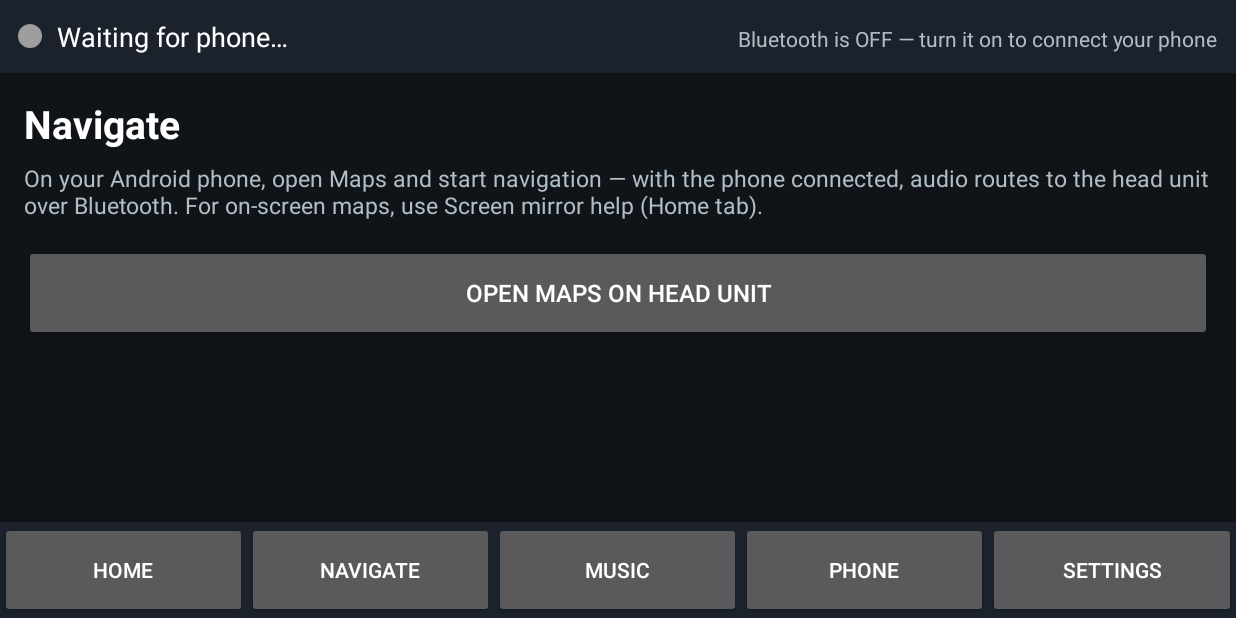
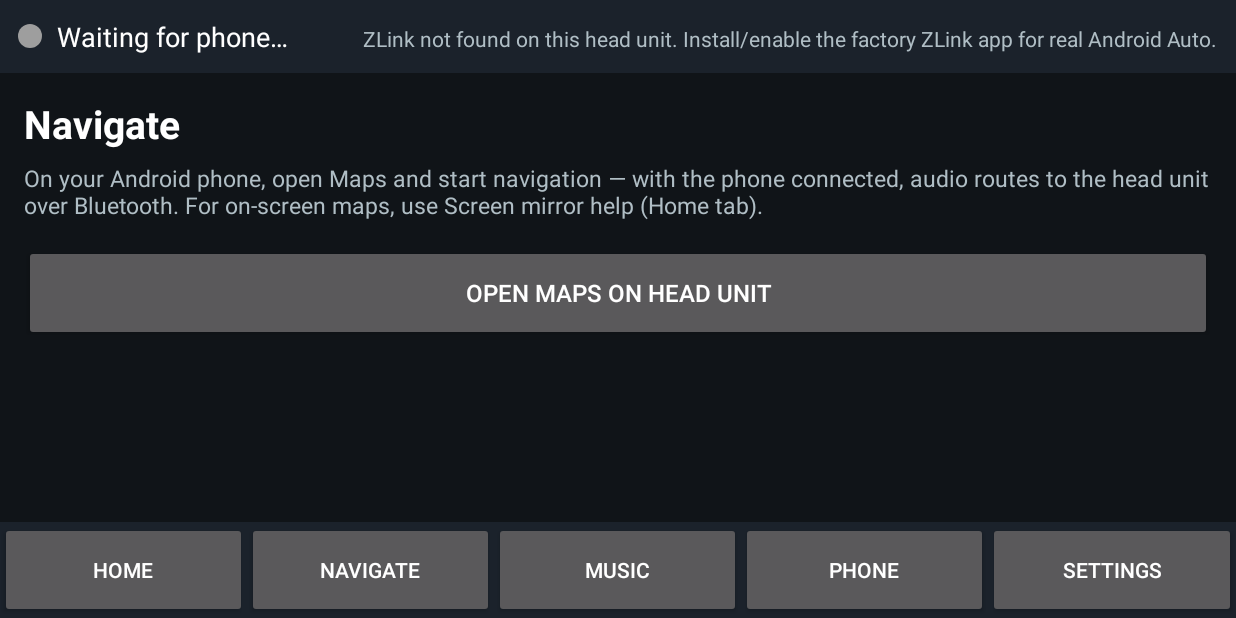
Before and after one commit to AMSVA011002/android_auto, an Android app: the screen it shows after launch (MainActivity), after a tap on "NAVIGATE", on a phone screen of 824 x 412 dp (held sideways). Run offline under Robolectric (Android 15) with nearby library versions, the phone set to English and light mode, and no system bars; 3 other taps on this screen came first.

Commit message:
Hand over to ZLink for real Android Auto; drop USB-claiming AOA handshake
Co-authored-by: arena-agent <297053741+arena-agent@users.noreply.github.com>

```diff
--- a/app/src/main/java/com/t3/autoreceiver/BluetoothReceiver.java
+++ b/app/src/main/java/com/t3/autoreceiver/BluetoothReceiver.java
@@ -46,11 +46,9 @@ public class BluetoothReceiver extends BroadcastReceiver {
 
     private void launchDashboard(Context ctx) {
         try {
-            Intent i = new Intent(ctx, LauncherActivity.class);
-            i.addFlags(Intent.FLAG_ACTIVITY_NEW_TASK | Intent.FLAG_ACTIVITY_SINGLE_TOP);
-            ctx.startActivity(i);
+            ConnectionMonitor.openProjection(ctx);
         } catch (Exception e) {
-            Log.w(TAG, "Could not auto-launch dashboard", e);
+            Log.w(TAG, "Could not auto-launch projection", e);
         }
     }
 }
--- a/app/src/main/java/com/t3/autoreceiver/MainActivity.java
+++ b/app/src/main/java/com/t3/autoreceiver/MainActivity.java
@@ -15,10 +15,10 @@ import android.widget.CheckBox;
 import android.widget.TextView;
 
 /**
- * Receiver UI — Android-Auto-style tabs (Home / Navigate / Music / Phone / Settings)
+ * Companion screen with Android-Auto-style tabs (Home / Navigate / Music / Phone / Settings).
  * sized for the 1024x600 head unit. Part of the single T3 Auto app: the
- * dashboard ({@link LauncherActivity}) opens on USB/Bluetooth connect and the
- * user drills into this screen from its "Auto Receiver" tile.
+ * primary action hands over to {@link ProjectionBridge} (ZLink) for genuine
+ * Android Auto; the tabs here are the offline/fallback controls.
  */
 public class MainActivity extends Activity {
 
@@ -26,7 +26,7 @@ public class MainActivity extends Activity {
     private TextView deviceText;
     private View statusDot;
     private View pageHome, pageNav, pageMusic, pagePhone, pageSettings;
-    private CheckBox prefAutoLaunch, prefKeepScreenOn, prefStartService, prefReturnHome;
+    private CheckBox prefAutoLaunch, prefKeepScreenOn, prefStartService, prefReturnHome, prefPreferEngine;
 
     private final BroadcastReceiver connReceiver = new BroadcastReceiver() {
         @Override
@@ -70,6 +70,7 @@ public class MainActivity extends Activity {
         findViewById(R.id.tabSettings).setOnClickListener(v -> showPage(pageSettings));
 
         // Home actions
+        findViewById(R.id.btnAndroidAuto).setOnClickListener(v -> openAndroidAuto());
         findViewById(R.id.btnMirror).setOnClickListener(v -> MirrorHelper.showMirrorHelp(this));
         findViewById(R.id.btnHotspot).setOnClickListener(v -> {
             if (!MirrorHelper.tryEnableHotspot(this)) {
@@ -91,6 +92,9 @@ public class MainActivity extends Activity {
                 v -> MirrorHelper.sendMediaKey(this, KeyEvent.KEYCODE_MEDIA_NEXT));
 
         // Settings
+        prefPreferEngine = findViewById(R.id.prefPreferEngine);
+        prefPreferEngine.setChecked(ConnectionMonitor.isPreferEngine(this));
+        prefPreferEngine.setOnCheckedChangeListener((b, on) -> ConnectionMonitor.setPreferEngine(this, on));
         prefAutoLaunch = findViewById(R.id.prefAutoLaunch);
         prefKeepScreenOn = findViewById(R.id.prefKeepScreenOn);
         prefStartService = findViewById(R.id.prefStartService);
@@ -157,6 +161,14 @@ public class MainActivity extends Activity {
         super.onPause();
     }
 
+    /** Launches the real Android Auto engine (ZLink) on this unit. */
+    private void openAndroidAuto() {
+        if (!ProjectionBridge.open(this)) {
+            deviceText.setText(R.string.aa_missing);
+            MirrorHelper.showMirrorHelp(this);
+        }
+    }
+
     private void showPage(View page) {
         pageHome.setVisibility(View.GONE);
         pageNav.setVisibility(View.GONE);
--- a/app/src/main/res/layout/activity_main.xml
+++ b/app/src/main/res/layout/activity_main.xml
@@ -61,7 +61,7 @@
                 <TextView
                     android:layout_width="match_parent"
                     android:layout_height="wrap_content"
-                    android:text="Android Auto Receiver"
+                    android:text="T3 Auto"
                     android:textSize="26sp"
                     android:textStyle="bold"
                     android:textColor="@color/text_primary" />
@@ -70,14 +70,25 @@
                     android:layout_width="match_parent"
                     android:layout_height="wrap_content"
                     android:layout_marginTop="4dp"
-                    android:text="Plug in your phone (USB) or connect Bluetooth — this screen opens automatically."
+                    android:text="Plug in your phone or connect Bluetooth — Android Auto opens automatically."
                     android:textSize="15sp"
                     android:textColor="@color/text_secondary" />
+
+                <Button
+                    android:id="@+id/btnAndroidAuto"
+                    android:layout_width="match_parent"
+                    android:layout_height="80dp"
+                    android:layout_marginTop="16dp"
+                    android:backgroundTint="@color/aa_green"
+                    android:textColor="@color/bg_dark"
+                    android:textStyle="bold"
+                    android:text="@string/btn_open_aa"
+                    android:textSize="22sp" />
 
                 <LinearLayout
                     android:layout_width="match_parent"
                     android:layout_height="wrap_content"
-                    android:layout_marginTop="16dp"
+                    android:layout_marginTop="12dp"
                     android:orientation="horizontal">
 
                     <Button
@@ -267,6 +278,15 @@
                     android:textColor="@color/text_primary" />
 
                 <CheckBox
+                    android:id="@+id/prefPreferEngine"
+                    android:layout_width="match_parent"
+                    android:layout_height="wrap_content"
+                    android:layout_marginTop="12dp"
+                    android:text="@string/pref_prefer_engine"
+                    android:textSize="16sp"
+                    android:checked="true" />
+
+                <CheckBox
                     android:id="@+id/prefAutoLaunch"
                     android:layout_width="match_parent"
                     android:layout_height="wrap_content"
--- a/app/src/main/res/values/colors.xml
+++ b/app/src/main/res/values/colors.xml
@@ -6,4 +6,5 @@
     <color name="text_primary">#FFFFFFFF</color>
     <color name="text_secondary">#FFB0BEC5</color>
     <color name="divider">#FF2A3441</color>
+    <color name="aa_green">#3DDC84</color>
 </resources>
--- a/app/src/main/res/values/strings.xml
+++ b/app/src/main/res/values/strings.xml
@@ -12,12 +12,18 @@
     <string name="btn_mirror">Screen mirror help</string>
     <string name="btn_hotspot">Turn on hotspot</string>
     <string name="btn_launcher">Open dashboard</string>
+    <string name="btn_open_aa">Open Android Auto</string>
+    <string name="aa_ready">Android Auto is ready — plug in your phone or connect Bluetooth.</string>
+    <string name="aa_missing">ZLink not found on this head unit. Install/enable the factory ZLink app for real Android Auto.</string>
+    <string name="pref_prefer_engine">Open Android Auto (ZLink) when a phone connects</string>
+    <string name="no_engine_note">This unit ships ZLink (com.zjinnova.zlink) as its Android Auto / CarPlay engine. T3 Auto hands the connection to it instead of competing for the USB device.</string>
     <string name="pref_auto_launch">Auto-open dashboard on USB / Bluetooth connect</string>
     <string name="pref_keep_screen_on">Keep screen on while connected</string>
     <string name="pref_start_service">Start receiver service on boot</string>
     <string name="pref_return_home">Return to default launcher when phone disconnects</string>
     <string name="note_carplay">iPhone: true CarPlay needs a Carlinkit-style USB dongle (Apple MFi). Bluetooth audio + USB charging work without it.</string>
-    <string name="tile_receiver">Auto Receiver</string>
+    <string name="tile_android_auto">Android Auto</string>
+    <string name="tile_receiver">My Dashboard</string>
     <string name="tile_nav">Navigate</string>
     <string name="tile_music">Music</string>
     <string name="tile_phone">Phone</string>
```
Also changed, not shown: app/src/main/AndroidManifest.xml (+5 -7 lines), app/src/main/java/com/t3/autoreceiver/AoaHelper.java (deleted, +0 -131 lines), app/src/main/java/com/t3/autoreceiver/ConnectionMonitor.java (+31 -2 lines), app/src/main/java/com/t3/autoreceiver/LauncherActivity.java (+20 -3 lines), app/src/main/java/com/t3/autoreceiver/ProjectionBridge.java (added, +178 -0 lines), app/src/main/java/com/t3/autoreceiver/UsbReceiver.java (+13 -20 lines), app/src/main/res/layout/activity_launcher.xml (+26 -5 lines), 2 other files.
